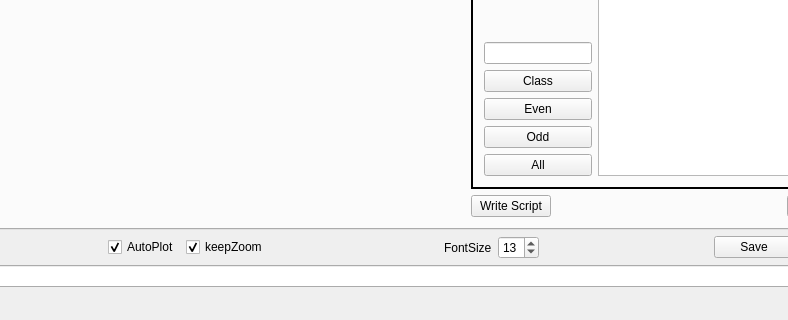
Qt form metabolabpy/ui/metabolabpy_mainwindow_mac.ui (ludwigc/metabolabpy) before a commit; both pictures show x 447 to 1235 and y 467 to 787 of the 1338 by 787 pixel window.
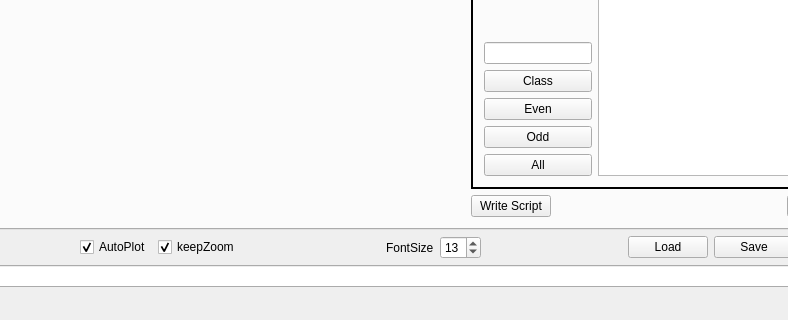
The same form after that commit. Custom widgets are drawn as their Qt base class.

Commit message: added save/load data set

```diff
--- a/metabolabpy/ui/metabolabpy_mainwindow_mac.ui
+++ b/metabolabpy/ui/metabolabpy_mainwindow_mac.ui
@@ -2932,6 +2932,13 @@
         </property>
        </spacer>
       </item>
+      <item>
+       <widget class="QPushButton" name="loadButton">
+        <property name="text">
+         <string>Load</string>
+        </property>
+       </widget>
+      </item>
       <item>
        <widget class="QPushButton" name="saveButton">
         <property name="text">
```
Left out of the diff: 6 changed lines with no effect on the pictures. The commit also changes 3 other files.
